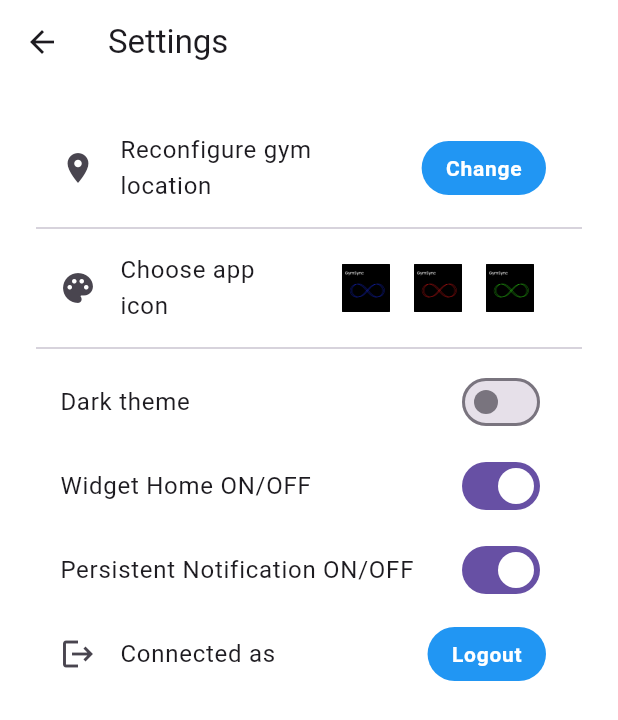
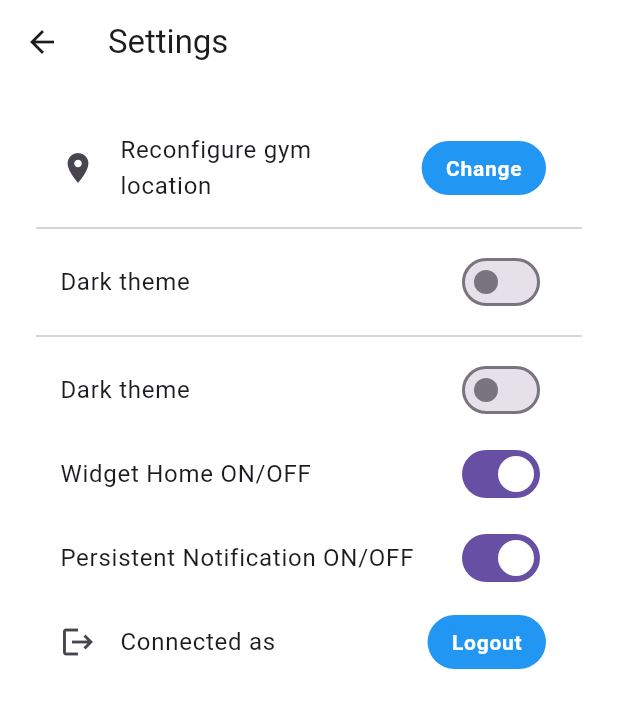
Before and after one commit to smokenfire/GymSync, a Flutter app: the SettingsScreen screen opened directly, on a phone screen of 412 x 824 dp. Shown: the top 720 px of the screen. Run offline on Flutter 3.47's test engine with Material 3 defaults, Android fonts, the light colour scheme and no system bars; our stand-ins replace confetti, device_info_plus, flutter_local_notifications, flutter_map, flutter_svg, geolocator and 4 more; missing offline and left inert: flutter_background, health; accounts and stored records are empty.

Commit message:
#2 Fixed, Choose app icon feature only avaliable in IOS(Coming Soon)

```diff
--- a/apps/mobile_app/lib/core/services/backend_service.dart
+++ b/apps/mobile_app/lib/core/services/backend_service.dart
@@ -121,7 +121,7 @@ class BackendService {
     }
   }
 
-  /// Opcional: GET status (não requer authorization pelo backend atual)
+  /// Optional: GET status (does not require authorization from the current backend)
   static Future<Map<String, dynamic>?> getStatus() async {
     final discordId = await _getDiscordId();
     if (discordId == null) return null;
--- a/apps/mobile_app/lib/core/services/discord_service.dart
+++ b/apps/mobile_app/lib/core/services/discord_service.dart
@@ -38,7 +38,7 @@ class DiscordService {
     await prefs.setBool('discord_logged_in', false);
 
     ScaffoldMessenger.of(context).showSnackBar(
-      const SnackBar(content: Text('Logout realizado com sucesso.')),
+      const SnackBar(content: Text('Logout completed successfully.')),
     );
   }
 
--- a/apps/mobile_app/lib/screens/onboarding_screen.dart
+++ b/apps/mobile_app/lib/screens/onboarding_screen.dart
@@ -111,7 +111,7 @@ class _OnboardingScreenState extends State<OnboardingScreen> {
         discordConnected = true;
         discordUsername = user.username;
       });
-      // Salva o ID REAL do Discord!
+      // Save the REAL Discord ID!
       final prefs = await SharedPreferences.getInstance();
       await prefs.setString('onboarding_discord_id', user.id);
       await _saveProgress();
@@ -141,7 +141,7 @@ class _OnboardingScreenState extends State<OnboardingScreen> {
     await _saveProgress();
     if (!granted && mounted) {
       ScaffoldMessenger.of(context).showSnackBar(
-        SnackBar(content: Text('Permissão de acesso à saúde é obrigatória. Por favor, conceda as permissões nas configurações.')),
+        SnackBar(content: Text('Health access permission is mandatory. Please grant permissions in settings.')),
       );
     }
     if (_allCompleted()) _goToHome();
--- a/apps/mobile_app/lib/screens/settings_screen.dart
+++ b/apps/mobile_app/lib/screens/settings_screen.dart
@@ -1,3 +1,4 @@
+import 'dart:io';
 import 'package:flutter/material.dart';
 import 'package:flutter/services.dart';
 import '../widgets/animated_button.dart';
@@ -65,7 +66,6 @@ class _SettingsScreenState extends State<SettingsScreen> {
   Future<void> _handleReconfigureGymLocation(BuildContext context) async {
     final location = await LocationService.pickGymLocation(context);
     if (location != null && mounted) {
-      // Reinicia o app para forçar reprocessamento da localização
       Navigator.of(context).pushNamedAndRemoveUntil('/', (route) => false);
     }
   }
@@ -99,12 +99,17 @@ class _SettingsScreenState extends State<SettingsScreen> {
             ),
           ),
           const Divider(),
+          if (Platform.isIOS)
             ListTile(
               leading: const Icon(Icons.palette),
               title: const Text('Choose app icon'),
               trailing: Row(
                 mainAxisSize: MainAxisSize.min,
                 children: [
+                  IconButton(
+                    icon: Image.asset('assets/icon.png', width: 32),
+                    onPressed: () => _changeAppIcon(context, 'iconDefault'),
+                  ),
                   IconButton(
                     icon: Image.asset('assets/infinity_blue.png', width: 32),
                     onPressed: () => _changeAppIcon(context, 'iconBlue'),
@@ -119,6 +124,12 @@ class _SettingsScreenState extends State<SettingsScreen> {
                   ),
                 ],
               ),
+            ),
+          if (Platform.isIOS) const Divider(),
+          SwitchListTile(
+            title: const Text('Dark theme'),
+            value: false,
+            onChanged: (v) {/*toggle theme*/},
           ),
           const Divider(),
           SwitchListTile(
```
Lines whose indentation alone changed are shown as unchanged.
